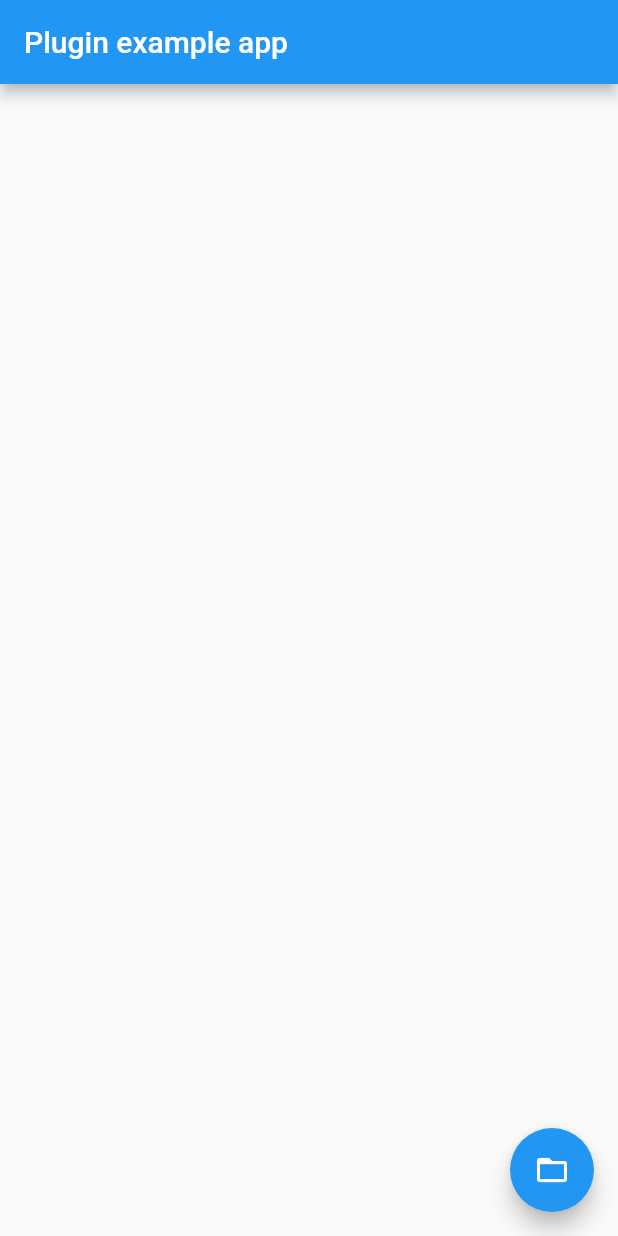
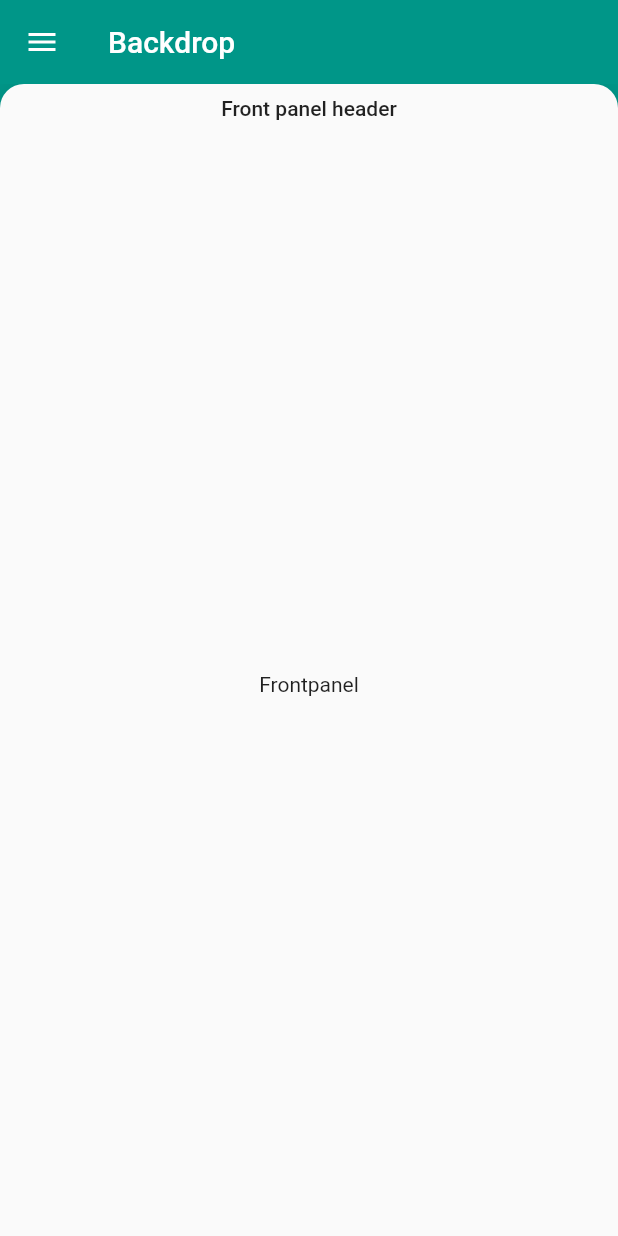
Before and after one commit to thevikke/read_pdf_text, a Flutter app: the screen it shows after launch, on a phone screen of 412 x 824 dp. Run offline on Flutter 3.47's test engine with Material 2 defaults, Android fonts, the light colour scheme and no system bars; our stand-ins replace file_picker.

Commit message:
Added backdrop
Added backdrop
Made some changes to it

```diff
--- /dev/null
+++ b/example/lib/backdrop.dart
@@ -0,0 +1,62 @@
+import 'package:flutter/material.dart';
+import 'package:read_pdf_text_example/twopanels.dart';
+
+class BackdropPage extends StatefulWidget {
+  @override
+  _BackdropPageState createState() => _BackdropPageState();
+}
+
+class _BackdropPageState extends State<BackdropPage>
+    with SingleTickerProviderStateMixin {
+  AnimationController controller;
+
+  @override
+  void initState() {
+    // TODO: implement initState
+    super.initState();
+    controller = AnimationController(
+        vsync: this, duration: Duration(milliseconds: 100), value: 1.0);
+  }
+
+  @override
+  void dispose() {
+    // TODO: implement dispose
+    super.dispose();
+    controller.dispose();
+  }
+
+  bool isPanelVisible() {
+    final AnimationStatus status = controller.status;
+    return status == AnimationStatus.completed ||
+        status == AnimationStatus.forward;
+  }
+
+  @override
+  Widget build(BuildContext context) {
+    return Scaffold(
+      appBar: AppBar(
+        title: Text("Backdrop"),
+        elevation: 0.0,
+        leading: IconButton(
+          onPressed: () {
+            controller.fling(velocity: isPanelVisible() ? -1.0 : 1.0);
+          },
+          icon: AnimatedIcon(
+            icon: AnimatedIcons.close_menu,
+            progress: controller.view,
+          ),
+        ),
+      ),
+      body: TwoPanels(
+          controller: controller,
+          backPanel: Center(
+            child: Text("Backpanel"),
+          ),
+          frontPanel: Center(
+            child: Text("Frontpanel"),
+          ),
+          frontPanelHeader: "Front panel header",
+          isPanelVisible: isPanelVisible),
+    );
+  }
+}
--- a/example/lib/main.dart
+++ b/example/lib/main.dart
@@ -6,14 +6,16 @@ import 'package:flutter/material.dart';
 import 'dart:async';
 
 import 'package:flutter/services.dart';
-import 'package:flutter_isolate/flutter_isolate.dart';
 import 'package:read_pdf_text/read_pdf_text.dart';
+import 'package:read_pdf_text_example/backdrop.dart';
 
 void main() {
-  // Useless
-  WidgetsFlutterBinding.ensureInitialized();
-
-  runApp(MyApp());
+  runApp(
+    MaterialApp(
+      home: BackdropPage(),
+      theme: ThemeData(primarySwatch: Colors.teal),
+    ),
+  );
 }
 
 class MyApp extends StatefulWidget {
@@ -26,8 +28,7 @@ class _MyAppState extends State<MyApp> {
   bool _loading = false;
   @override
   Widget build(BuildContext context) {
-    return MaterialApp(
-      home: Scaffold(
+    return Scaffold(
       floatingActionButton: FloatingActionButton(
         child: Icon(Icons.folder_open),
         onPressed: () {
@@ -64,7 +65,6 @@ class _MyAppState extends State<MyApp> {
               )
             : Text(_pdfText),
       ),
-      ),
     );
   }
 }
--- /dev/null
+++ b/example/lib/twopanels.dart
@@ -0,0 +1,94 @@
+import 'package:flutter/material.dart';
+
+class TwoPanels extends StatefulWidget {
+  final AnimationController controller;
+  final Widget frontPanel;
+  final Widget backPanel;
+  final String frontPanelHeader;
+  final Function isPanelVisible;
+  TwoPanels(
+      {this.controller,
+      this.frontPanel,
+      this.backPanel,
+      this.frontPanelHeader,
+      this.isPanelVisible});
+
+  @override
+  _TwoPanelsState createState() => _TwoPanelsState();
+}
+
+class _TwoPanelsState extends State<TwoPanels> {
+  static const header_height = 32.0;
+
+  Animation<RelativeRect> getPanelAnimation(BoxConstraints constraints) {
+    final height = constraints.biggest.height;
+    final backPanelHeight = height - header_height;
+    final frontPanelHeight = -header_height;
+
+    return RelativeRectTween(
+            begin: RelativeRect.fromLTRB(
+                0.0, backPanelHeight, 0.0, frontPanelHeight),
+            end: RelativeRect.fromLTRB(0.0, 0.0, 0.0, 0.0))
+        .animate(
+            CurvedAnimation(parent: widget.controller, curve: Curves.linear));
+  }
+
+  Widget bothPanels(BuildContext context, BoxConstraints constraints) {
+    final ThemeData theme = Theme.of(context);
+
+    return Container(
+      child: Stack(
+        children: <Widget>[
+          Container(
+            color: theme.primaryColor,
+            child: widget.backPanel,
+          ),
+          PositionedTransition(
+            rect: getPanelAnimation(constraints),
+            child: Material(
+              elevation: 12.0,
+              borderRadius: BorderRadius.only(
+                  topLeft: Radius.circular(16.0),
+                  topRight: Radius.circular(16.0)),
+              child: GestureDetector(
+                onTap: () {
+                  // When the [frontPanel] is up don't recognize gestures
+                  if (!widget.isPanelVisible()) {
+                    widget.controller.fling(velocity: 1.0);
+                  }
+                },
+                child: Container(
+                  // It won't recognize the gesture if it is not painted
+                  color: Colors.transparent,
+                  child: Column(
+                    children: <Widget>[
+                      Container(
+                        height: header_height,
+                        child: Center(
+                          child: Text(
+                            widget.frontPanelHeader,
+                            style: theme.textTheme.button,
+                          ),
+                        ),
+                      ),
+                      Expanded(
+                        child: widget.frontPanel,
+                      )
+                    ],
+                  ),
+                ),
+              ),
+            ),
+          )
+        ],
+      ),
+    );
+  }
+
+  @override
+  Widget build(BuildContext context) {
+    return LayoutBuilder(
+      builder: bothPanels,
+    );
+  }
+}
```
Lines whose indentation alone changed are shown as unchanged.
